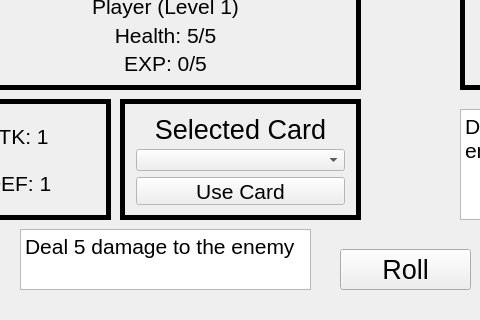
Before: the Qt Designer form mainwindow.ui in danzmoses/cs100-project, drawn with Qt 5; both pictures show x 101 to 581 and y 172 to 492 of the 1024 by 768 pixel window.
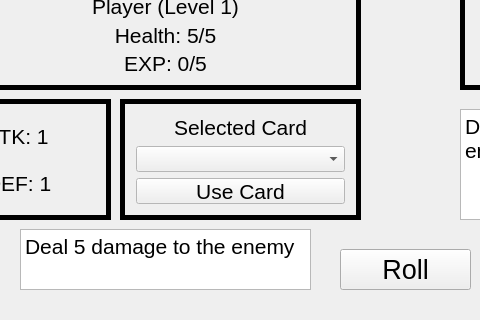
After: the same form once the commit is applied. The open tabs and pages were chosen to show the change.

Commit message: Player can now use a card in battle - TO DO: remove card from battle deck when the player uses the card

The edit to the form file:
```diff
--- a/mainwindow.ui
+++ b/mainwindow.ui
@@ -1864,7 +1864,7 @@
           <widget class="QLabel" name="start_menu_goal_label_51">
            <property name="font">
             <font>
-             <pointsize>20</pointsize>
+             <pointsize>16</pointsize>
             </font>
            </property>
            <property name="text">
@@ -1876,7 +1876,50 @@
           </widget>
          </item>
          <item>
-          <widget class="QComboBox" name="battleMenuCurrentCard"/>
+          <widget class="QComboBox" name="battleMenuCards">
+           <property name="palette">
+            <palette>
+             <active>
+              <colorrole role="Base">
+               <brush brushstyle="SolidPattern">
+                <color alpha="255">
+                 <red>255</red>
+                 <green>255</green>
+                 <blue>255</blue>
+                </color>
+               </brush>
+              </colorrole>
+             </active>
+             <inactive>
+              <colorrole role="Base">
+               <brush brushstyle="SolidPattern">
+                <color alpha="255">
+                 <red>255</red>
+                 <green>255</green>
+                 <blue>255</blue>
+                </color>
+               </brush>
+              </colorrole>
+             </inactive>
+             <disabled>
+              <colorrole role="Base">
+               <brush brushstyle="SolidPattern">
+                <color alpha="255">
+                 <red>255</red>
+                 <green>255</green>
+                 <blue>255</blue>
+                </color>
+               </brush>
+              </colorrole>
+             </disabled>
+            </palette>
+           </property>
+           <property name="font">
+            <font>
+             <pointsize>16</pointsize>
+            </font>
+           </property>
+          </widget>
          </item>
          <item>
           <widget class="QPushButton" name="battleMenuUseCard">
```
Left out of the diff: 30 changed lines with no effect on the pictures. The commit also changes 8 other files.
